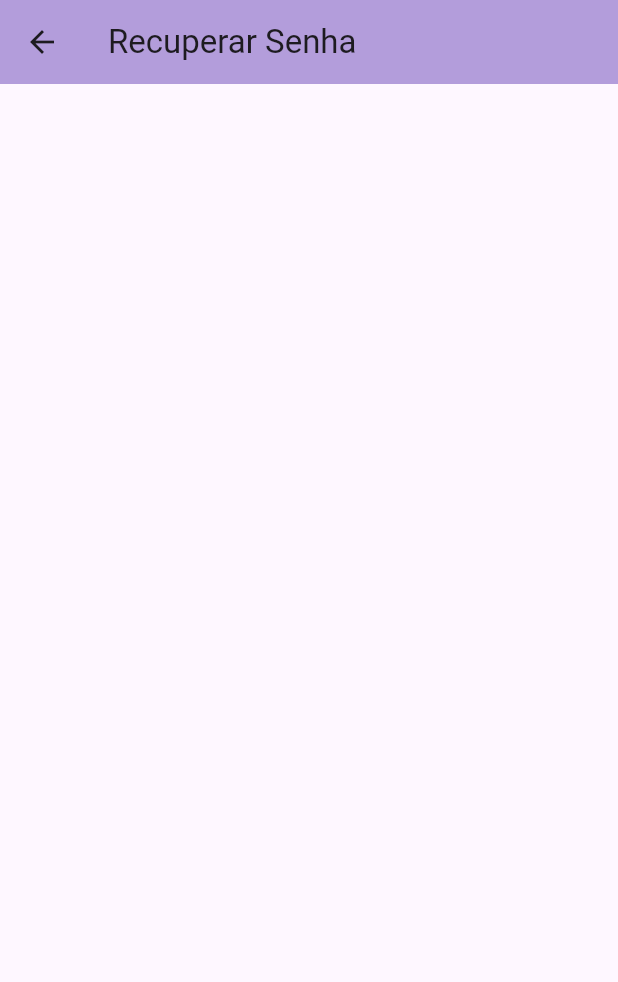
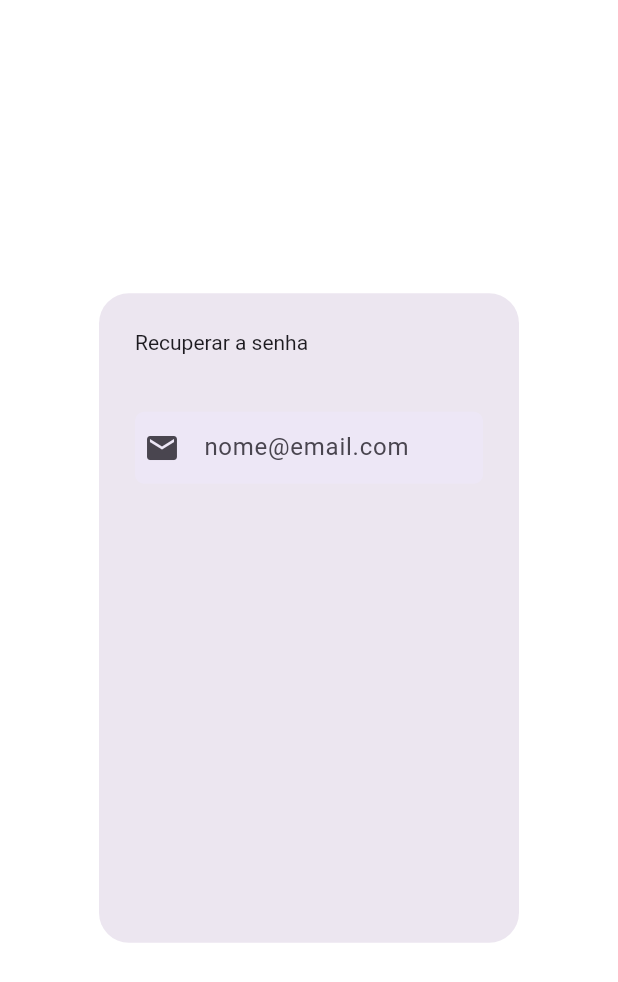
Before and after one commit to Alequeixam/Aplicativo-de-Lista-de-Compras, a Flutter app: the Recuperacao screen opened by its route, on a phone screen of 412 x 824 dp. Shown: the top 982 px of the screen. Run offline on Flutter 3.47's test engine with Material 3 defaults, Android fonts, the phone set to English and light mode, and no system bars; our stand-ins replace device_preview, email_validator.

Commit message:
Alert dialog view

```diff
--- a/app_lista_compras/lib/view/recuperacao_view.dart
+++ b/app_lista_compras/lib/view/recuperacao_view.dart
@@ -1,3 +1,6 @@
+// ignore_for_file: prefer_const_constructors
+
+import 'package:email_validator/email_validator.dart';
 import 'package:flutter/material.dart';
 
 class Recuperacao extends StatefulWidget {
@@ -8,15 +11,53 @@ class Recuperacao extends StatefulWidget {
 }
 
 class _RecuperacaoState extends State<Recuperacao> {
-
-
-
   @override
   Widget build(BuildContext context) {
-    return Scaffold(
-      appBar: AppBar(
-        title: Text("Recuperar Senha"),
-        backgroundColor: Colors.deepPurple[200],
+    return AlertDialog(
+      shape: RoundedRectangleBorder(
+        borderRadius: BorderRadius.all(
+          Radius.circular(20.0),
+        ),
+      ),
+      title: Text(
+        "Recuperar a senha",
+        style: TextStyle(
+          fontSize: 14,
+        ),
+      ),
+      content: Container(
+        height: 350,
+        child: Form(
+          child: Column(
+            children: [
+              SizedBox(height: 20),
+              Container(
+                padding: EdgeInsets.symmetric(
+                  horizontal: 6,
+                ),
+                decoration: BoxDecoration(
+                  borderRadius: BorderRadius.circular(6),
+                  color: Colors.deepPurple[50],
+                ),
+                child: TextFormField(
+                  decoration: const InputDecoration(
+                    icon: Icon(Icons.email),
+                    border: InputBorder.none,
+                    hintText: 'nome@email.com',
+                  ),
+                  validator: (email) {
+                    if (email == null || email.isEmpty) {
+                      return 'Por favor, insira um e-mail';
+                    } else if (!EmailValidator.validate(email)) {
+                      return 'Digite um endereço de e-mail válido!';
+                    }
+                    return null;
+                  },
+                ),
+              ),
+            ],
+          ),
+        ),
       ),
     );
   }
```
Also changed, not shown: app_lista_compras/lib/view/listas_view.dart (+10 -2 lines), app_lista_compras/lib/view/login_view.dart (+86 -1 lines).
